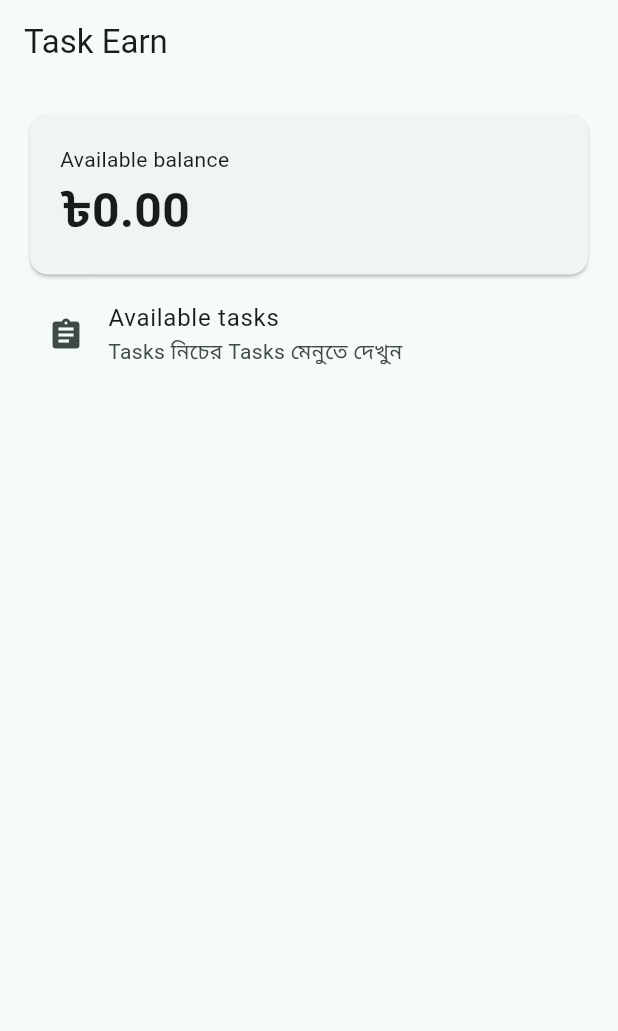
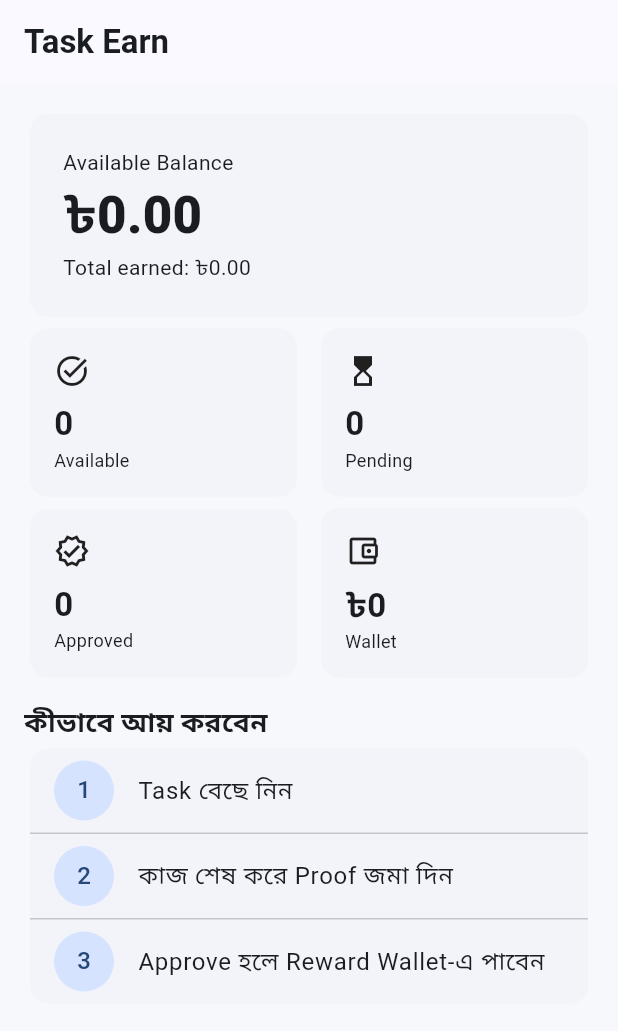
Before and after one commit to rabbi3432/Task-Earn, a Flutter app: the HomePage screen opened directly, on a phone screen of 412 x 824 dp. Shown: the top 1031 px of the screen. Run offline on Flutter 3.47's test engine with Material 3 defaults, Android fonts, the phone set to English and light mode, and no system bars; our stand-ins replace supabase_flutter; accounts and stored records are empty.

Commit message:
Upgrade Task Earn dashboard experience

```diff
--- a/lib/main.dart
+++ b/lib/main.dart
@@ -24,7 +24,7 @@ class TaskEarnApp extends StatelessWidget {
   Widget build(BuildContext context) => MaterialApp(
     debugShowCheckedModeBanner: false,
     title: 'Task Earn',
-    theme: ThemeData(colorSchemeSeed: Colors.teal, useMaterial3: true),
+    theme: ThemeData(colorScheme: ColorScheme.fromSeed(seedColor: const Color(0xFF1565C0)),useMaterial3:true,scaffoldBackgroundColor:const Color(0xFFF6F8FC),cardTheme:const CardThemeData(elevation:0)),
     home: supabase.auth.currentSession == null ? const LoginPage() : const Shell(),
   );
 }
@@ -113,20 +113,17 @@ class _ShellState extends State<Shell>{
     ]));
 }
 
-class HomePage extends StatefulWidget{
-  const HomePage({super.key});
-  @override State<HomePage> createState()=>_HomePageState();
-}
+class HomePage extends StatefulWidget{const HomePage({super.key});@override State<HomePage> createState()=>_HomePageState();}
 class _HomePageState extends State<HomePage>{
-  bool loading=true; double balance=0;
-  @override void initState(){super.initState();load();}
-  Future<void> load() async{try{final uid=supabase.auth.currentUser!.id;final d=await supabase.from('wallet_transactions').select('amount').eq('user_id',uid);double b=0;for(final r in d){b+=(r['amount'] as num).toDouble();}if(mounted)setState(()=>balance=b);}finally{if(mounted)setState(()=>loading=false);}}
-  @override Widget build(BuildContext context)=>Scaffold(appBar:AppBar(title:const Text('Task Earn')),body:RefreshIndicator(onRefresh:load,child:ListView(padding:const EdgeInsets.all(16),children:[
-    Card(child:Padding(padding:const EdgeInsets.all(20),child:Column(crossAxisAlignment:CrossAxisAlignment.start,children:[
-      const Text('Available balance'),Text(loading?'...':'৳${balance.toStringAsFixed(2)}',style:const TextStyle(fontSize:32,fontWeight:FontWeight.bold)),
-    ]))),
-    const ListTile(leading:Icon(Icons.assignment),title:Text('Available tasks'),subtitle:Text('Tasks নিচের Tasks মেনুতে দেখুন')),
-  ])));
+ bool loading=true;double balance=0,earned=0;int available=0,pending=0,approved=0;
+ @override void initState(){super.initState();load();}
+ Future<void> load()async{setState(()=>loading=true);try{final uid=supabase.auth.currentUser!.id;final r=await Future.wait([supabase.from('wallet_transactions').select('amount,type').eq('user_id',uid),supabase.from('tasks').select('id').eq('is_active',true),supabase.from('task_submissions').select('status').eq('user_id',uid)]);double b=0,en=0;for(final x in r[0] as List){final a=(x['amount'] as num).toDouble();b+=a;if(x['type']=='task_reward')en+=a;}int p=0,ap=0;for(final x in r[2] as List){if(x['status']=='pending')p++;if(x['status']=='approved')ap++;}if(mounted)setState((){balance=b;earned=en;available=(r[1] as List).length;pending=p;approved=ap;});}catch(err){if(mounted)ScaffoldMessenger.of(context).showSnackBar(SnackBar(content:Text('Dashboard লোড হয়নি: ${err}')));}finally{if(mounted)setState(()=>loading=false);}}
+ Widget stat(IconData i,String t,String v)=>Expanded(child:Card(child:Padding(padding:const EdgeInsets.all(16),child:Column(crossAxisAlignment:CrossAxisAlignment.start,children:[Icon(i),const SizedBox(height:8),Text(v,style:const TextStyle(fontSize:22,fontWeight:FontWeight.bold)),Text(t,style:const TextStyle(fontSize:12))]))));
+ @override Widget build(BuildContext context)=>Scaffold(appBar:AppBar(title:const Text('Task Earn',style:TextStyle(fontWeight:FontWeight.bold))),body:RefreshIndicator(onRefresh:load,child:ListView(padding:const EdgeInsets.all(16),children:[
+ Card(child:Padding(padding:const EdgeInsets.all(22),child:Column(crossAxisAlignment:CrossAxisAlignment.start,children:[const Text('Available Balance'),Text(loading?'...':'৳${balance.toStringAsFixed(2)}',style:const TextStyle(fontSize:34,fontWeight:FontWeight.w800)),Text('Total earned: ৳${earned.toStringAsFixed(2)}')]))),
+ Row(children:[stat(Icons.task_alt,'Available','$available'),const SizedBox(width:8),stat(Icons.hourglass_top,'Pending','$pending')]),Row(children:[stat(Icons.verified_outlined,'Approved','$approved'),const SizedBox(width:8),stat(Icons.account_balance_wallet_outlined,'Wallet','৳${balance.toStringAsFixed(0)}')]),
+ const SizedBox(height:12),const Text('কীভাবে আয় করবেন',style:TextStyle(fontSize:18,fontWeight:FontWeight.bold)),const Card(child:Column(children:[ListTile(leading:CircleAvatar(child:Text('1')),title:Text('Task বেছে নিন')),Divider(height:1),ListTile(leading:CircleAvatar(child:Text('2')),title:Text('কাজ শেষ করে Proof জমা দিন')),Divider(height:1),ListTile(leading:CircleAvatar(child:Text('3')),title:Text('Approve হলে Reward Wallet-এ পাবেন'))]))
+ ])));
 }
 
 class TasksPage extends StatefulWidget{
```
